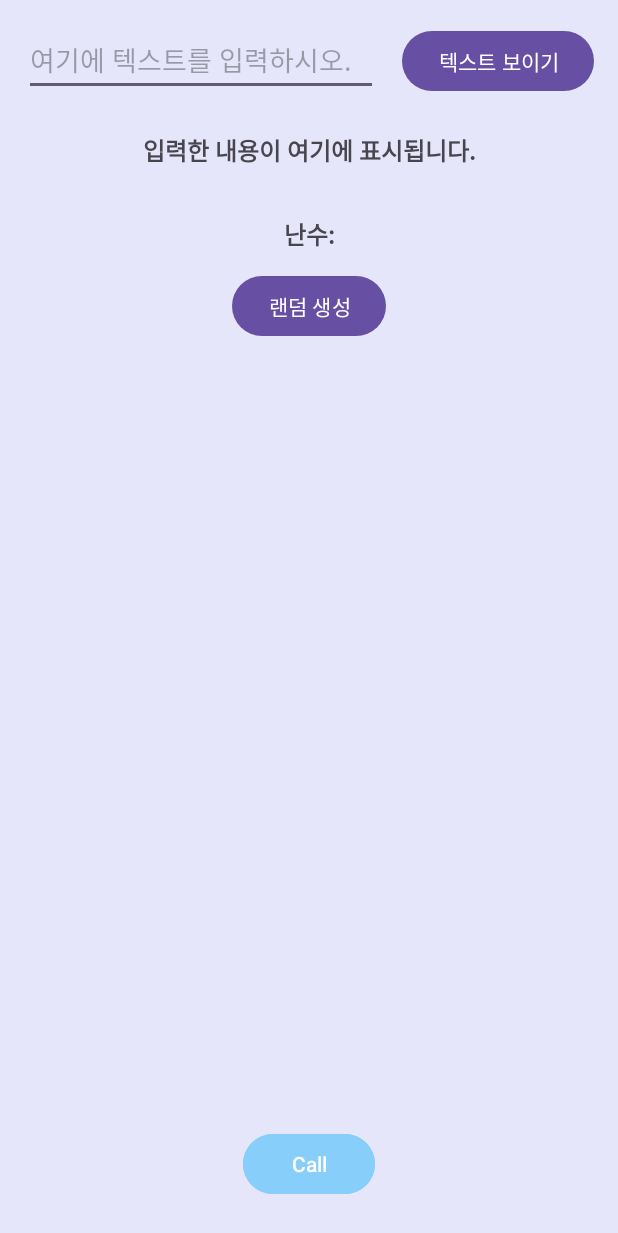
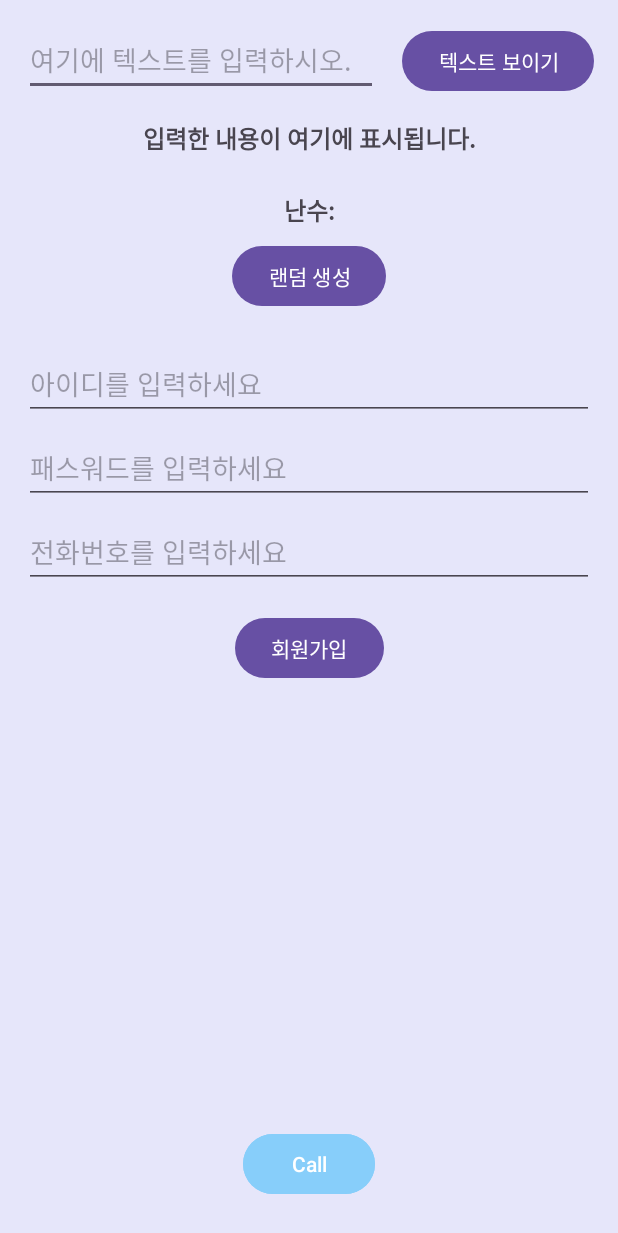
Before and after one commit to HSH-11/MobileProgramming, an Android app: the screen it shows after launch (MainActivity), on a phone screen of 412 x 824 dp. Shown: the top 1233 px of the screen. Run offline under Robolectric (Android 15) with nearby library versions, the phone set to English and light mode, and no system bars.

Commit message:
editText 2

```diff
--- a/app/src/main/java/com/example/hello/MainActivity.java
+++ b/app/src/main/java/com/example/hello/MainActivity.java
@@ -21,6 +21,11 @@ public class MainActivity extends AppCompatActivity {
     private TextView textView;
     EditText eText;
 
+    private EditText editTextUsername;
+    private EditText editTextPassword;
+    private EditText editTextPhoneNumber;
+    private TextView textViewUserInfo;
+
     @Override
     protected void onCreate(Bundle savedInstanceState) { // 애플리케이션이 이전에 실행되었던 상태 전달
         super.onCreate(savedInstanceState);
@@ -29,6 +34,12 @@ public class MainActivity extends AppCompatActivity {
         textViewRandomNumber = findViewById(R.id.textViewRandomNumber);
         eText = findViewById(R.id.edittext);
         textView = findViewById(R.id.textView);
+
+        editTextUsername = findViewById(R.id.editTextUsername);
+        editTextPassword = findViewById(R.id.editTextPassword);
+        editTextPhoneNumber = findViewById(R.id.editTextPhoneNumber);
+        textViewUserInfo = findViewById(R.id.textViewUserInfo);
+
         ViewCompat.setOnApplyWindowInsetsListener(findViewById(R.id.main), (v, insets) -> {
             Insets systemBars = insets.getInsets(WindowInsetsCompat.Type.systemBars());
             v.setPadding(systemBars.left, systemBars.top, systemBars.right, systemBars.bottom);
@@ -46,6 +57,16 @@ public class MainActivity extends AppCompatActivity {
         textView.setText(str);
     }
 
+    public void onSignupButtonClick(View view){
+        String username = editTextUsername.getText().toString();
+        String password = editTextPassword.getText().toString();
+        String phoneNumber = editTextPhoneNumber.getText().toString();
+
+        // 입력된 정보를 화면 하단에 출력
+        String userInfo = "아이디: " + username + "\n패스워드: " + password + "\n전화번호: " + phoneNumber;
+        textViewUserInfo.setText(userInfo);
+    }
+
 
     public void generateRandomNumber(View view){
         //난수 생성
--- a/app/src/main/res/layout/activity_main.xml
+++ b/app/src/main/res/layout/activity_main.xml
@@ -18,14 +18,13 @@
         android:inputType="text"
         app:layout_constraintEnd_toStartOf="@+id/button"
         app:layout_constraintStart_toStartOf="parent"
-        app:layout_constraintTop_toTopOf="parent"
-        app:layout_constraintHorizontal_weight="1"/>
+        app:layout_constraintTop_toTopOf="parent" />
 
     <Button
         android:id="@+id/button"
         android:layout_width="wrap_content"
         android:layout_height="wrap_content"
-        android:layout_margin="16dp"
+        android:layout_marginEnd="16dp"
         android:onClick="onClicked_Text"
         android:text="텍스트 보이기"
         app:layout_constraintBaseline_toBaselineOf="@id/edittext"
@@ -36,7 +35,7 @@
         android:id="@+id/textView"
         android:layout_width="wrap_content"
         android:layout_height="wrap_content"
-        android:layout_marginTop="24dp"
+        android:layout_marginTop="16dp"
         android:text="입력한 내용이 여기에 표시됩니다."
         android:textSize="16sp"
         android:textStyle="bold"
@@ -49,7 +48,7 @@
         android:id="@+id/textViewRandomNumber"
         android:layout_width="wrap_content"
         android:layout_height="wrap_content"
-        android:layout_marginTop="32dp"
+        android:layout_marginTop="24dp"
         android:text="난수:"
         android:textSize="16sp"
         android:textStyle="bold"
@@ -62,10 +61,73 @@
         android:id="@+id/buttonGenerateRandom"
         android:layout_width="wrap_content"
         android:layout_height="wrap_content"
-        android:layout_marginTop="12dp"
+        android:layout_marginTop="8dp"
         android:onClick="generateRandomNumber"
         android:text="랜덤 생성"
         app:layout_constraintTop_toBottomOf="@+id/textViewRandomNumber"
+        app:layout_constraintStart_toStartOf="parent"
+        app:layout_constraintEnd_toEndOf="parent" />
+
+    <!-- 아이디 입력 -->
+    <EditText
+        android:id="@+id/editTextUsername"
+        android:layout_width="0dp"
+        android:layout_height="wrap_content"
+        android:layout_marginTop="24dp"
+        android:layout_marginHorizontal="16dp"
+        android:hint="아이디를 입력하세요"
+        android:inputType="text"
+        app:layout_constraintTop_toBottomOf="@+id/buttonGenerateRandom"
+        app:layout_constraintStart_toStartOf="parent"
+        app:layout_constraintEnd_toEndOf="parent" />
+
+    <!-- 패스워드 입력 -->
+    <EditText
+        android:id="@+id/editTextPassword"
+        android:layout_width="0dp"
+        android:layout_height="wrap_content"
+        android:layout_marginTop="8dp"
+        android:layout_marginHorizontal="16dp"
+        android:hint="패스워드를 입력하세요"
+        android:inputType="textPassword"
+        app:layout_constraintTop_toBottomOf="@+id/editTextUsername"
+        app:layout_constraintStart_toStartOf="parent"
+        app:layout_constraintEnd_toEndOf="parent" />
+
+    <!-- 전화번호 입력 -->
+    <EditText
+        android:id="@+id/editTextPhoneNumber"
+        android:layout_width="0dp"
+        android:layout_height="wrap_content"
+        android:layout_marginTop="8dp"
+        android:layout_marginHorizontal="16dp"
+        android:hint="전화번호를 입력하세요"
+        android:inputType="phone"
+        app:layout_constraintTop_toBottomOf="@+id/editTextPassword"
+        app:layout_constraintStart_toStartOf="parent"
+        app:layout_constraintEnd_toEndOf="parent" />
+
+    <!-- 회원가입 버튼 -->
+    <Button
+        android:id="@+id/buttonSignup"
+        android:layout_width="wrap_content"
+        android:layout_height="wrap_content"
+        android:layout_marginTop="16dp"
+        android:text="회원가입"
+        android:onClick="onSignupButtonClick"
+        app:layout_constraintTop_toBottomOf="@+id/editTextPhoneNumber"
+        app:layout_constraintStart_toStartOf="parent"
+        app:layout_constraintEnd_toEndOf="parent" />
+
+    <!-- 회원 정보 출력 텍스트 뷰 -->
+    <TextView
+        android:id="@+id/textViewUserInfo"
+        android:layout_width="wrap_content"
+        android:layout_height="wrap_content"
+        android:layout_marginTop="12dp"
+        android:text=""
+        android:textSize="18sp"
+        app:layout_constraintTop_toBottomOf="@+id/buttonSignup"
         app:layout_constraintStart_toStartOf="parent"
         app:layout_constraintEnd_toEndOf="parent" />
 
```
